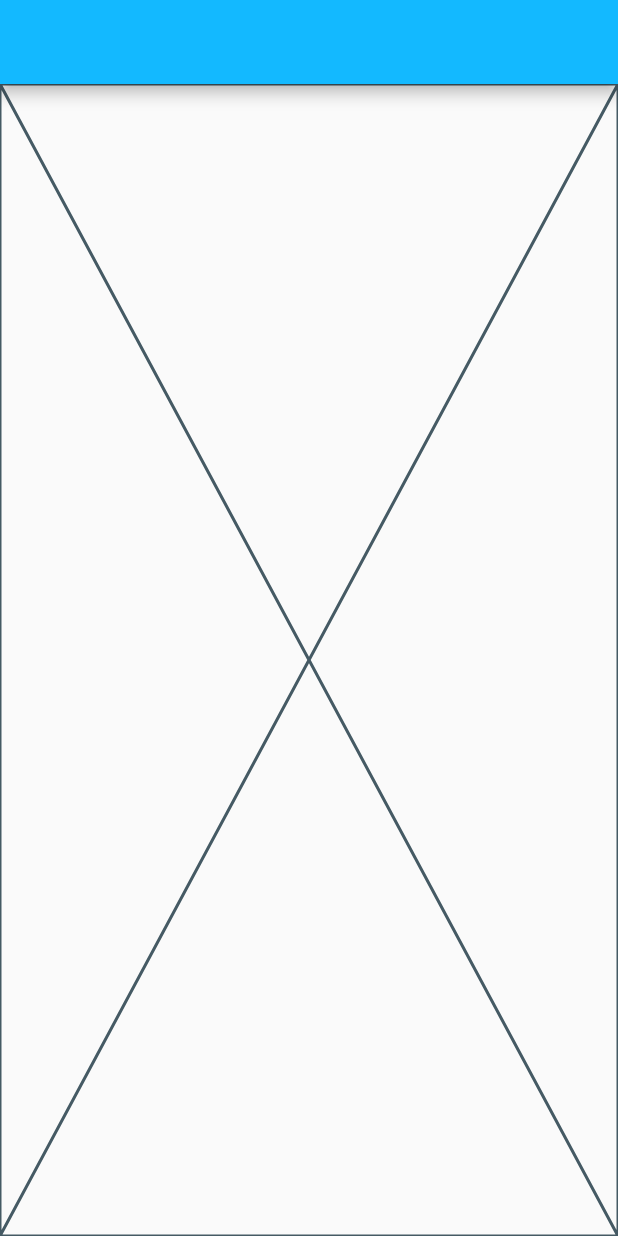
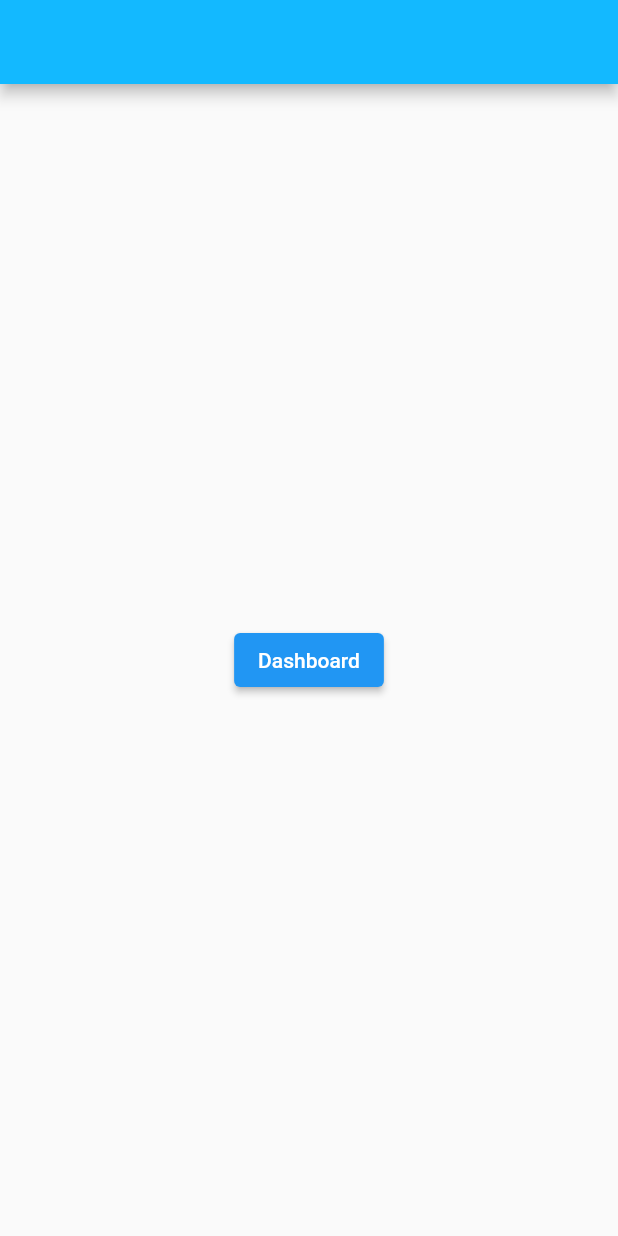
Before and after one commit to inf0rmatix/today_i_learned, a Flutter app: the AllLearningsPage screen opened by its route, on a phone screen of 412 x 824 dp. Run offline on Flutter 3.47's test engine with Material 2 defaults, Android fonts, the phone set to English and light mode, and no system bars; our stand-ins replace bloc, flutter_bloc, go_router; generated files the repository leaves out were written again.

Commit message:
implementing go router

```diff
--- a/lib/all_learnings/view/all_learnings.dart
+++ b/lib/all_learnings/view/all_learnings.dart
@@ -1,4 +1,6 @@
 import 'package:flutter/material.dart';
+import 'package:go_router/go_router.dart';
+import 'package:today_i_learned/router/router.dart';
 
 class AllLearningsPage extends StatelessWidget {
   const AllLearningsPage({Key? key}) : super(key: key);
@@ -7,7 +9,12 @@ class AllLearningsPage extends StatelessWidget {
   Widget build(BuildContext context) {
     return Scaffold(
       appBar: AppBar(),
-      body: const Placeholder(),
+      body: Center(
+        child: ElevatedButton(
+          onPressed: () => context.goNamed(AppRoutes.dashboard),
+          child: const Text('Dashboard'),
+        ),
+      ),
     );
   }
 }
```
Also changed, not shown: lib/dashboard/view/dashboard_page.dart (+8 -1 lines).
